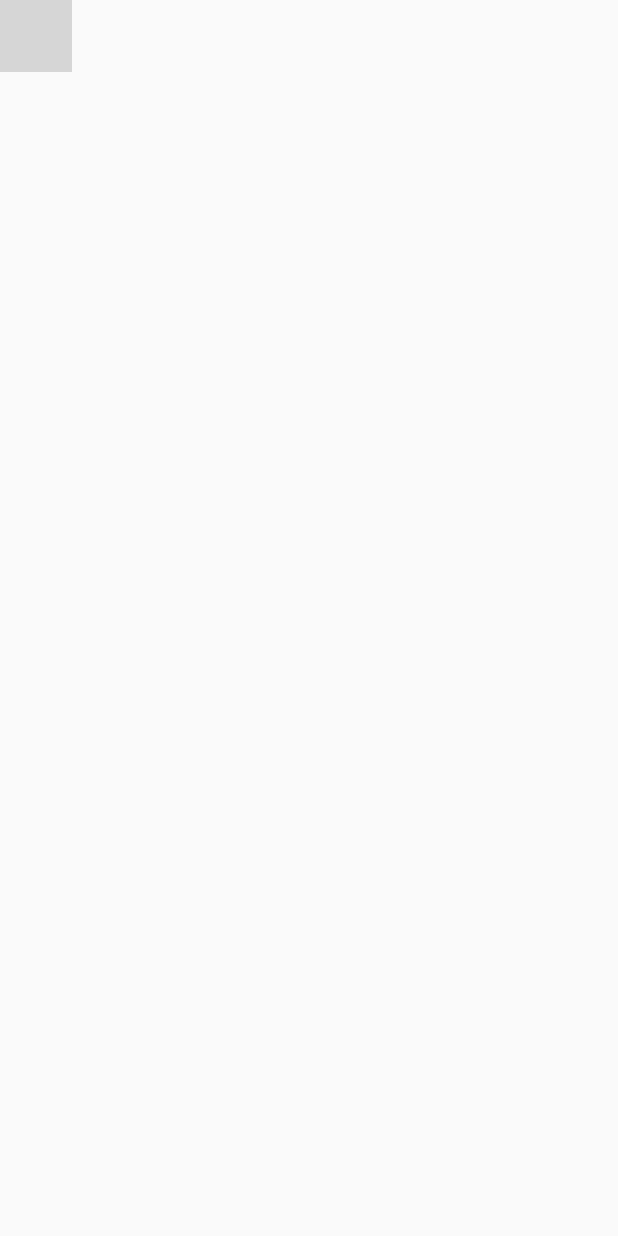
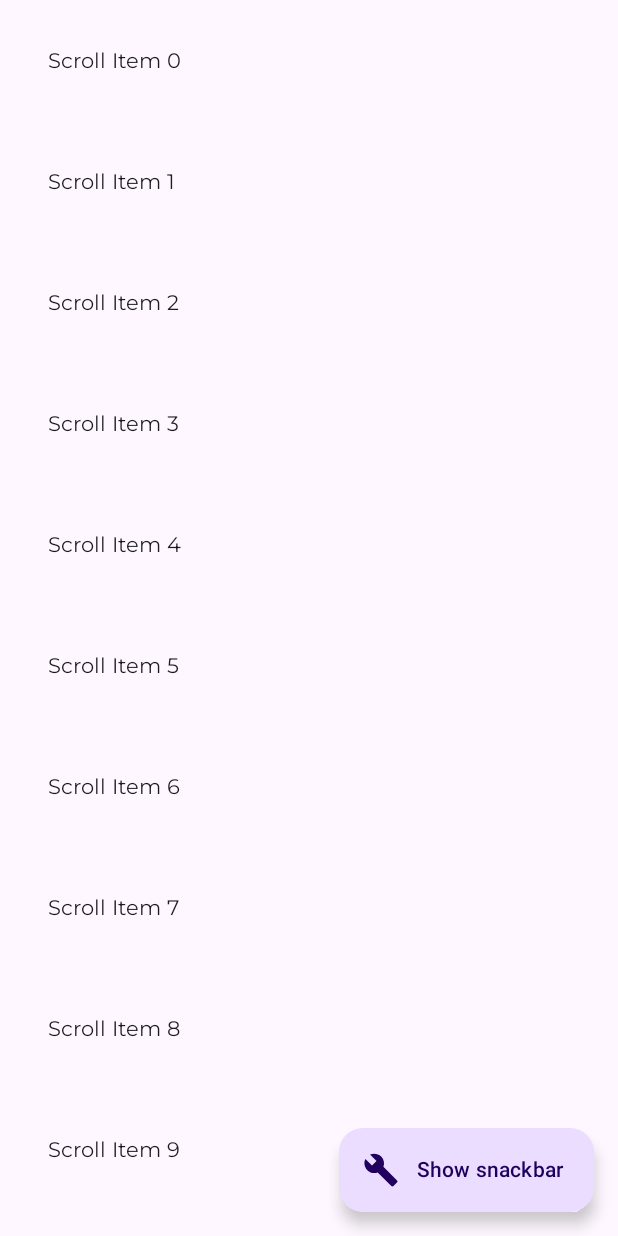
Before and after one commit to nitheeshg-dev/CMP_Learning, an Android app built with Jetpack Compose: the screen it shows after launch (MainActivity), on a phone screen of 412 x 824 dp. Run offline under Robolectric (Android 15) with nearby library versions, the phone set to English and light mode, and no system bars; grey boxes are pictures that could not be loaded.

Commit message:
philipphakner course started and made the changes

```diff
--- a/app/build.gradle.kts
+++ b/app/build.gradle.kts
@@ -51,7 +51,7 @@ dependencies {
     implementation(libs.androidx.compose.ui.tooling.preview)
     implementation(libs.androidx.compose.material3)
     implementation(libs.androidx.room.ktx)
-    implementation(libs.material3.windowSizeClass)
+//    implementation(libs.androidx.compose.material3.window.size.classs)
     testImplementation(libs.junit)
     androidTestImplementation(libs.androidx.junit)
     androidTestImplementation(libs.androidx.espresso.core)
--- a/app/src/main/java/nith/daily/cmp_learning/MainActivity.kt
+++ b/app/src/main/java/nith/daily/cmp_learning/MainActivity.kt
@@ -5,6 +5,8 @@ import androidx.activity.ComponentActivity
 import androidx.activity.compose.setContent
 import androidx.activity.enableEdgeToEdge
 import nith.daily.cmp_learning.ui.day4.ready_app.ReplyApp
+import nith.daily.cmp_learning.ui.day6.weatherApp.PhoneNumberScreen
+import nith.daily.cmp_learning.ui.day6.weatherApp.WeatherScreen
 import nith.daily.cmp_learning.ui.theme.ReplyTheme
 
 class MainActivity : ComponentActivity() {
@@ -13,7 +15,8 @@ class MainActivity : ComponentActivity() {
         enableEdgeToEdge()
         setContent {
             ReplyTheme {
-                ReplyApp()
+//                ReplyApp(windowSize = windowSize.widthSizeClass)
+                PhoneNumberScreen()
             }
         }
     }
--- /dev/null
+++ b/app/src/main/java/nith/daily/cmp_learning/ui/day6/weatherApp/PhoneNumberScreen.kt
@@ -0,0 +1,87 @@
+package nith.daily.cmp_learning.ui.day6.weatherApp
+
+import androidx.compose.foundation.background
+import androidx.compose.foundation.layout.Column
+import androidx.compose.foundation.layout.fillMaxWidth
+import androidx.compose.foundation.layout.padding
+import androidx.compose.foundation.layout.statusBarsPadding
+import androidx.compose.foundation.rememberScrollState
+import androidx.compose.foundation.verticalScroll
+import androidx.compose.material.icons.Icons
+import androidx.compose.material.icons.filled.Build
+import androidx.compose.material3.ExtendedFloatingActionButton
+import androidx.compose.material3.Icon
+import androidx.compose.material3.MaterialTheme
+import androidx.compose.material3.Scaffold
+import androidx.compose.material3.SnackbarDuration
+import androidx.compose.material3.SnackbarHost
+import androidx.compose.material3.SnackbarHostState
+import androidx.compose.material3.SnackbarResult
+import androidx.compose.material3.Text
+import androidx.compose.runtime.Composable
+import androidx.compose.runtime.remember
+import androidx.compose.runtime.rememberCoroutineScope
+import androidx.compose.ui.Modifier
+import androidx.compose.ui.graphics.graphicsLayer
+import androidx.compose.ui.unit.dp
+import kotlinx.coroutines.launch
+
+@Composable
+fun PhoneNumberScreen() {
+
+    val scope = rememberCoroutineScope()
+    val snackbarHostState = remember { SnackbarHostState() }
+    Scaffold(
+        snackbarHost = {
+            SnackbarHost(hostState = snackbarHostState)
+        },
+        floatingActionButton = {
+            ExtendedFloatingActionButton(
+                text = { Text("Show snackbar") },
+                icon = { Icon(Icons.Filled.Build, contentDescription = "") },
+                onClick = {
+                    scope.launch {
+                        val result = snackbarHostState
+                            .showSnackbar(
+                                message = "Snackbar",
+                                actionLabel = "Action",
+                                // Defaults to SnackbarDuration.Short
+                                duration = SnackbarDuration.Indefinite
+                            )
+                        when (result) {
+                            SnackbarResult.ActionPerformed -> {
+                                /* Handle snackbar action performed */
+                            }
+                            SnackbarResult.Dismissed -> {
+                                /* Handle snackbar dismissed */
+                            }
+                        }
+                    }
+                }
+            )
+        }
+    ) { contentPadding ->
+        val scrollSate = rememberScrollState()
+        Column(modifier = Modifier.fillMaxWidth().verticalScroll(scrollSate).statusBarsPadding()) {
+            for(i in 0 until 20){
+                ListItem({scrollSate.value.toFloat()}
+                    , modifier = Modifier.fillMaxWidth(),
+                    i
+                )
+            }
+        }
+    }
+
+}
+
+
+@Composable
+fun ListItem(scrollOffset: () -> Float,
+             modifier: Modifier = Modifier,
+             item:Int
+){
+    Text(text = "Scroll Item $item",
+        modifier = modifier.padding(32.dp).graphicsLayer(translationX = scrollOffset()).background(
+            MaterialTheme.colorScheme.background
+        ))
+}
```
Also changed, not shown: app/src/main/java/nith/daily/cmp_learning/data/Weather.kt (added, +7 -0 lines), app/src/main/java/nith/daily/cmp_learning/data/repository/WeatherRepository.kt (added, +23 -0 lines), app/src/main/java/nith/daily/cmp_learning/ui/day4/ready_app/ReplyApp.kt (+8 -9 lines), app/src/main/java/nith/daily/cmp_learning/ui/day6/weatherApp/LifecycleLogger.kt (added, +22 -0 lines), app/src/main/java/nith/daily/cmp_learning/ui/day6/weatherApp/WeatherAlert.kt (added, +19 -0 lines), app/src/main/java/nith/daily/cmp_learning/ui/day6/weatherApp/WeatherScreen.kt (added, +129 -0 lines).
